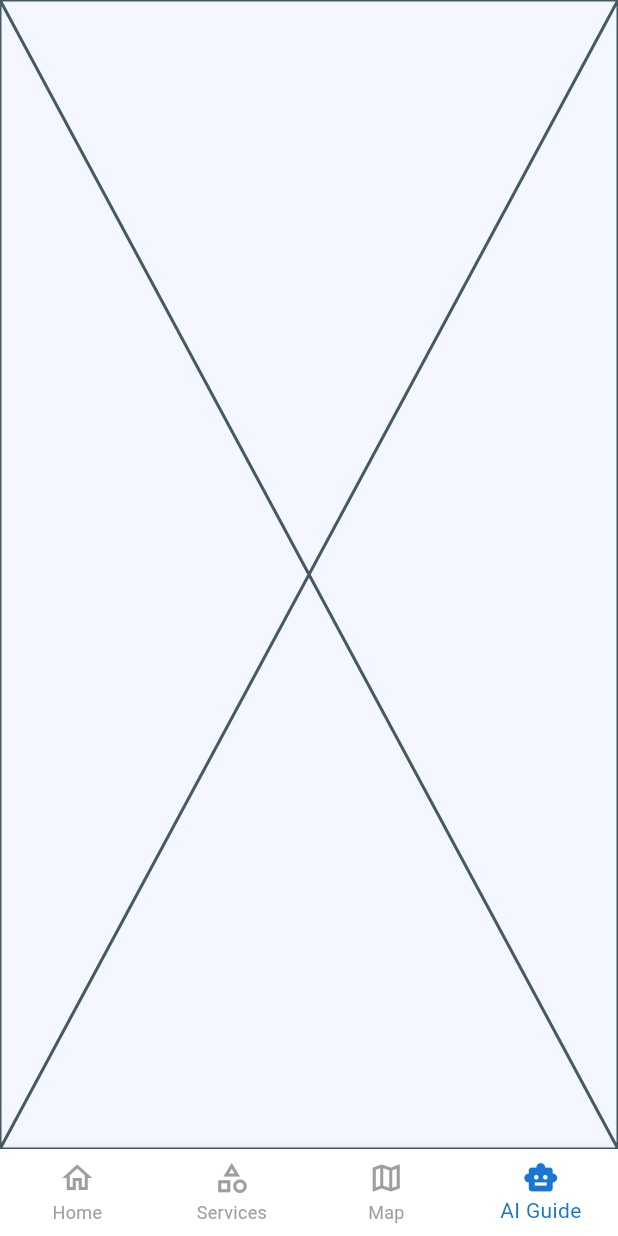
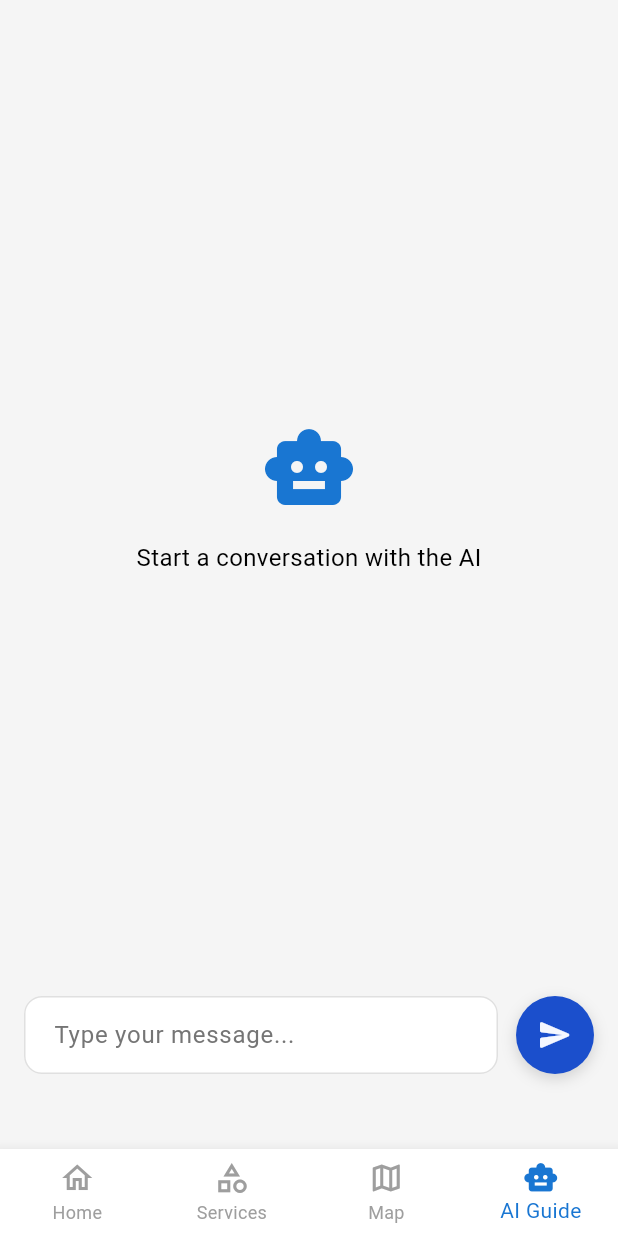
Before and after one commit to malekahmed99/faculty-assistant, a Flutter app: the screen it shows after launch, item 4 of the bottom bar chosen, on a phone screen of 412 x 824 dp. Run offline on Flutter 3.47's test engine with Material 3 defaults, Android fonts, the phone set to English and light mode, and no system bars; our stand-ins replace bloc, cloud_firestore, equatable, firebase_core, flutter_bloc, flutter_map and 3 more; accounts and stored records are empty.

Commit message:
chat bot screen part one
Co-authored-by: Copilot <copilot@github.com>

```diff
--- /dev/null
+++ b/lib/features/chat_bot_feature/data/cubit/chat_cubit.dart
@@ -0,0 +1,75 @@
+import 'package:ai_campus_guide/features/chat_bot_feature/data/model/chat_model.dart';
+import 'package:ai_campus_guide/features/chat_bot_feature/presentation/widgets/chat_repository.dart';
+import 'package:bloc/bloc.dart';
+import 'package:equatable/equatable.dart';
+import 'package:meta/meta.dart';
+
+part 'chat_state.dart';
+
+class ChatCubit extends Cubit<ChatState> {
+  ChatCubit() : super(ChatInitial());
+
+  Future<void> sendMessage(String message) async {
+    if (message.trim().isEmpty) return;
+
+    final trimmedMessage = message.trim();
+
+    final userMessage = ChatMessage(
+      content: trimmedMessage,
+      role: MessageRole.user,
+      timestamp: DateTime.now(),
+    );
+
+    final currentMessages = List<ChatMessage>.from(state.messages);
+
+    // 🔹 Emit loading with user message
+    emit(ChatLoading([...currentMessages, userMessage]));
+
+    // try {
+    //   /// 🔹 Save user message
+    //   await ChatRepository().saveMessage(
+    //     content: userMessage.content,
+    //     role: MessageRole.user,
+    //     userId: userId,
+    //   );
+
+    /// 🔹 Call Gemini API
+    // final response = await geminiService.sendMessage(
+    //   message: trimmedMessage,
+    //   conversationHistory: currentMessages,
+    // );
+
+    // final assistantMessage = ChatMessage(
+    //   content: response,
+    //   role: MessageRole.assistant,
+    //   timestamp: DateTime.now(),
+    // );
+
+    /// 🔹 Save assistant message
+    // await ChatRepository().saveMessage(
+    //   content: assistantMessage.content,
+    //   role: MessageRole.assistant,
+    //   userId: userId,
+    // );
+
+    //   emit(ChatSuccess([
+    //     ...currentMessages,
+    //     userMessage,
+    //     assistantMessage,
+    //   ]));
+    // } catch (e) {
+    //   /// 🔥 تحسين: اعرض error message كويس
+    //   final errorMessage = ChatMessage(
+    //     content: "Something went wrong. Please try again.",
+    //     role: MessageRole.assistant,
+    //     timestamp: DateTime.now(),
+    //     isError: true,
+    //   );
+
+    // emit(ChatError(
+    //   [...currentMessages, userMessage, errorMessage],
+    //   e.toString(),
+    // ));
+    // }
+  }
+}
--- /dev/null
+++ b/lib/features/chat_bot_feature/data/cubit/chat_state.dart
@@ -0,0 +1,31 @@
+part of 'chat_cubit.dart';
+
+abstract class ChatState extends Equatable {
+  final List<ChatMessage> messages;
+
+  const ChatState(this.messages);
+
+  @override
+  List<Object?> get props => [messages];
+}
+
+class ChatInitial extends ChatState {
+  const ChatInitial() : super(const []);
+}
+
+class ChatLoading extends ChatState {
+  const ChatLoading(super.messages);
+}
+
+class ChatSuccess extends ChatState {
+  const ChatSuccess(super.messages);
+}
+
+class ChatError extends ChatState {
+  final String errorMessage;
+
+  const ChatError(super.messages, this.errorMessage);
+
+  @override
+  List<Object?> get props => [messages, errorMessage];
+}
--- /dev/null
+++ b/lib/features/chat_bot_feature/data/model/chat_model.dart
@@ -0,0 +1,56 @@
+import 'package:cloud_firestore/cloud_firestore.dart';
+
+enum MessageRole { user, assistant, system }
+
+class ChatMessage {
+  final String id;
+  final String content;
+  final MessageRole role;
+  final DateTime timestamp;
+  final bool isError;
+
+  ChatMessage({
+    String? id,
+    required this.content,
+    required this.role,
+    DateTime? timestamp,
+    this.isError = false,
+  }) : id = id ?? DateTime.now().millisecondsSinceEpoch.toString(),
+      timestamp = timestamp ?? DateTime.now();
+
+  /// 🔹 Convert object to Firestore JSON
+  Map<String, dynamic> toJson() {
+    return {
+      'id': id,
+      'content': content,
+      'role': role.name,
+      'timestamp': Timestamp.fromDate(timestamp),
+      'isError': isError,
+    };
+  }
+
+  factory ChatMessage.fromJson(Map<String, dynamic> json) {
+    final dynamic rawTimestamp = json['timestamp'];
+
+    DateTime parsedTimestamp;
+
+    if (rawTimestamp is Timestamp) {
+      parsedTimestamp = rawTimestamp.toDate();
+    } else if (rawTimestamp is String) {
+      parsedTimestamp = DateTime.parse(rawTimestamp);
+    } else {
+      parsedTimestamp = DateTime.now();
+    }
+
+    return ChatMessage(
+      id: json['id'],
+      content: json['content'] ?? '',
+      role: MessageRole.values.firstWhere(
+        (e) => e.name == json['role'],
+        orElse: () => MessageRole.user,
+      ),
+      timestamp: parsedTimestamp,
+      isError: json['isError'] ?? false,
+    );
+  }
+}
--- a/lib/features/chat_bot_feature/presentation/view/chat_bot_screen.dart
+++ b/lib/features/chat_bot_feature/presentation/view/chat_bot_screen.dart
@@ -1,10 +1,18 @@
+import 'package:ai_campus_guide/features/chat_bot_feature/data/cubit/chat_cubit.dart';
+import 'package:ai_campus_guide/features/chat_bot_feature/presentation/widgets/chat_bot_screen_body.dart';
 import 'package:flutter/material.dart';
+import 'package:flutter_bloc/flutter_bloc.dart';
 
 class ChatBotScreen extends StatelessWidget {
   const ChatBotScreen({super.key});
 
   @override
   Widget build(BuildContext context) {
-    return const Placeholder();
+    return Scaffold(
+      body: BlocProvider(
+        create: (_) => ChatCubit(),
+        child: const ChatBotScreenBody(),
+      ),
+    );
   }
 }
--- /dev/null
+++ b/lib/features/chat_bot_feature/presentation/widgets/chat_bot_screen_body.dart
@@ -0,0 +1,89 @@
+import 'package:ai_campus_guide/features/chat_bot_feature/data/cubit/chat_cubit.dart';
+import 'package:ai_campus_guide/features/chat_bot_feature/presentation/widgets/chat_error_banner.dart';
+import 'package:ai_campus_guide/features/chat_bot_feature/presentation/widgets/chat_input_field.dart';
+import 'package:ai_campus_guide/features/chat_bot_feature/presentation/widgets/chat_messages_list.dart';
+import 'package:flutter/material.dart';
+import 'package:flutter_bloc/flutter_bloc.dart';
+
+class ChatBotScreenBody extends StatefulWidget {
+
+  const ChatBotScreenBody({super.key,});
+
+  @override
+  State<ChatBotScreenBody> createState() => _ChatBotScreenBodyState();
+}
+
+class _ChatBotScreenBodyState extends State<ChatBotScreenBody> {
+  final TextEditingController _controller = TextEditingController();
+  final ScrollController _scrollController = ScrollController();
+
+  void _scrollBottom() {
+    WidgetsBinding.instance.addPostFrameCallback((_) {
+      if (!_scrollController.hasClients) return;
+      _scrollController.animateTo(
+        _scrollController.position.maxScrollExtent,
+        duration: const Duration(milliseconds: 300),
+        curve: Curves.easeOut,
+      );
+    });
+  }
+
+  void _send(ChatState state) {
+    final text = _controller.text.trim();
+    if (text.isEmpty || state is ChatLoading) return;
+
+    context.read<ChatCubit>().sendMessage(text);
+    _controller.clear();
+    _scrollBottom();
+  }
+
+  @override
+  Widget build(BuildContext context) {
+    return BlocConsumer<ChatCubit, ChatState>(
+      listener: (context, state) {
+        if (state is ChatError) _scrollBottom();
+      },
+      builder: (context, state) {
+        final messages = state.messages;
+
+        return Column(
+          children: [
+            Expanded(
+              child: messages.isEmpty
+                  ? Center(
+                      child: Column(
+                        mainAxisAlignment: MainAxisAlignment.center,
+                        children: [
+                          Icon(Icons.smart_toy,
+                              size: 64,
+                              color: Theme.of(context).colorScheme.primary),
+                          const SizedBox(height: 16),
+                          const Text(
+                            "Start a conversation with the AI",
+                            style: TextStyle(fontSize: 16),
+                          ),
+                        ],
+                      ),
+                    )
+                  : ChatMessagesList(
+                      messages: messages,
+                      controller: _scrollController,
+                    ),
+            ),
+            if (state is ChatError)
+              ChatErrorBanner(message: state.errorMessage),
+            Padding(
+              padding: const EdgeInsets.symmetric(horizontal: 16),
+              child: ChatInputField(
+                controller: _controller,
+                isLoading: state is ChatLoading,
+                onSend: () => _send(state),
+              ),
+            ),
+            const SizedBox(height: 50),
+          ],
+        );
+      },
+    );
+  }
+}
--- /dev/null
+++ b/lib/features/chat_bot_feature/presentation/widgets/chat_input_field.dart
@@ -0,0 +1,80 @@
+import 'package:ai_campus_guide/core/theme/app_colors.dart';
+import 'package:flutter/material.dart';
+
+class ChatInputField extends StatelessWidget {
+  final TextEditingController controller;
+  final bool isLoading;
+  final VoidCallback onSend;
+
+  const ChatInputField({
+    super.key,
+    required this.controller,
+    required this.isLoading,
+    required this.onSend,
+  });
+
+  @override
+  Widget build(BuildContext context) {
+    return Row(
+      children: [
+        Expanded(
+          child: TextField(
+            controller: controller,
+            enabled: !isLoading,
+            maxLines: null,
+            textInputAction: TextInputAction.send,
+            onSubmitted: (_) => onSend(),
+            decoration: InputDecoration(
+              hintText: 'Type your message...',
+              hintStyle: TextStyle(color: Colors.grey[600]),
+              border: OutlineInputBorder(
+                borderRadius: BorderRadius.circular(24),
+              ),
+            ),
+          ),
+        ),
+        const SizedBox(width: 12),
+        Container(
+          width: 52,
+          height: 52,
+          decoration: BoxDecoration(
+            color: AppColors.primary,
+            shape: BoxShape.circle,
+            boxShadow: [
+              BoxShadow(
+                color: Colors.black.withValues(alpha: 0.15),
+                blurRadius: 8,
+                offset: const Offset(0, 3),
+              ),
+            ],
+          ),
+          child: IconButton(
+            splashRadius: 26,
+            onPressed: isLoading ? null : onSend,
+            icon: AnimatedSwitcher(
+              duration: const Duration(milliseconds: 200),
+              transitionBuilder: (child, animation) =>
+                  ScaleTransition(scale: animation, child: child),
+              child: isLoading
+                  ? const SizedBox(
+                      key: ValueKey("loading"),
+                      width: 22,
+                      height: 22,
+                      child: CircularProgressIndicator(
+                        strokeWidth: 2.5,
+                        color: AppColors.surface2,
+                      ),
+                    )
+                  : const Icon(
+                      Icons.send_rounded,
+                      key: ValueKey("send"),
+                      color: AppColors.surface2,
+                      size: 24,
+                    ),
+            ),
+          ),
+        ),
+      ],
+    );
+  }
+}
--- a/pubspec.yaml
+++ b/pubspec.yaml
@@ -10,6 +10,7 @@ dependencies:
   bloc: ^9.2.0
   cloud_firestore: ^6.2.0
   cupertino_icons: ^1.0.8
+  equatable: ^2.0.8
   firebase_core: ^4.6.0
   fl_chart: ^0.68.0
   flutter:
```
Also changed, not shown: lib/features/chat_bot_feature/presentation/widgets/chat_error_banner.dart (added, +34 -0 lines), lib/features/chat_bot_feature/presentation/widgets/chat_messages_list.dart (added, +27 -0 lines), lib/features/chat_bot_feature/presentation/widgets/chat_repository.dart (added, +37 -0 lines), lib/features/chat_bot_feature/presentation/widgets/message_bubble.dart (added, +59 -0 lines), pubspec.lock.
